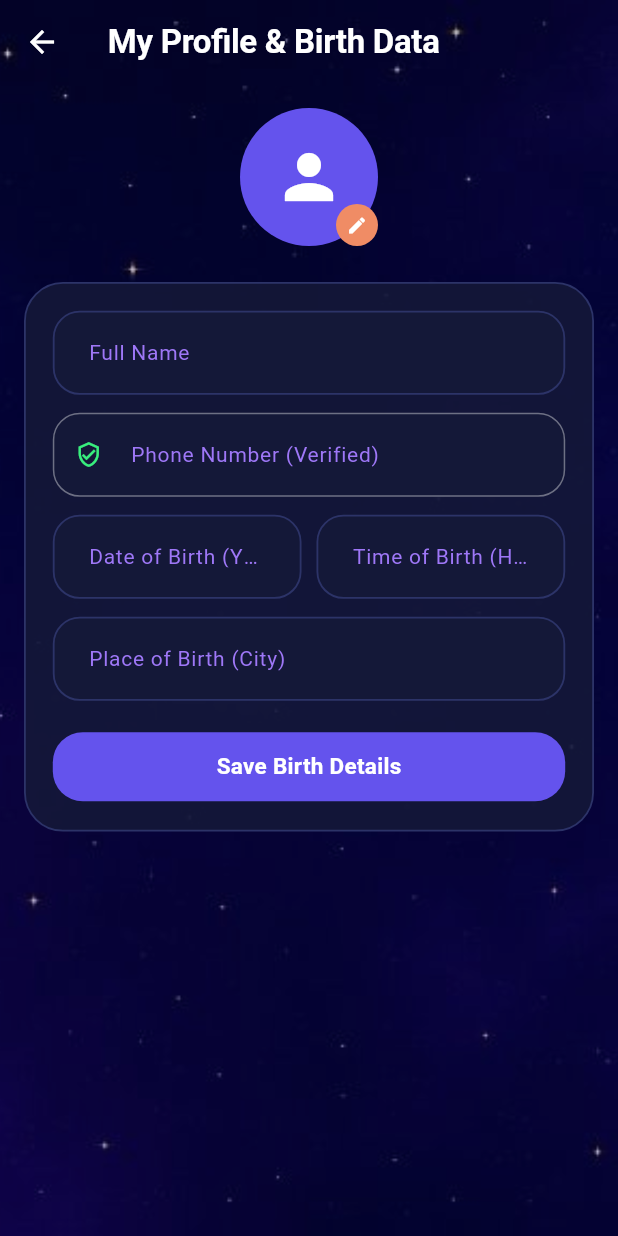
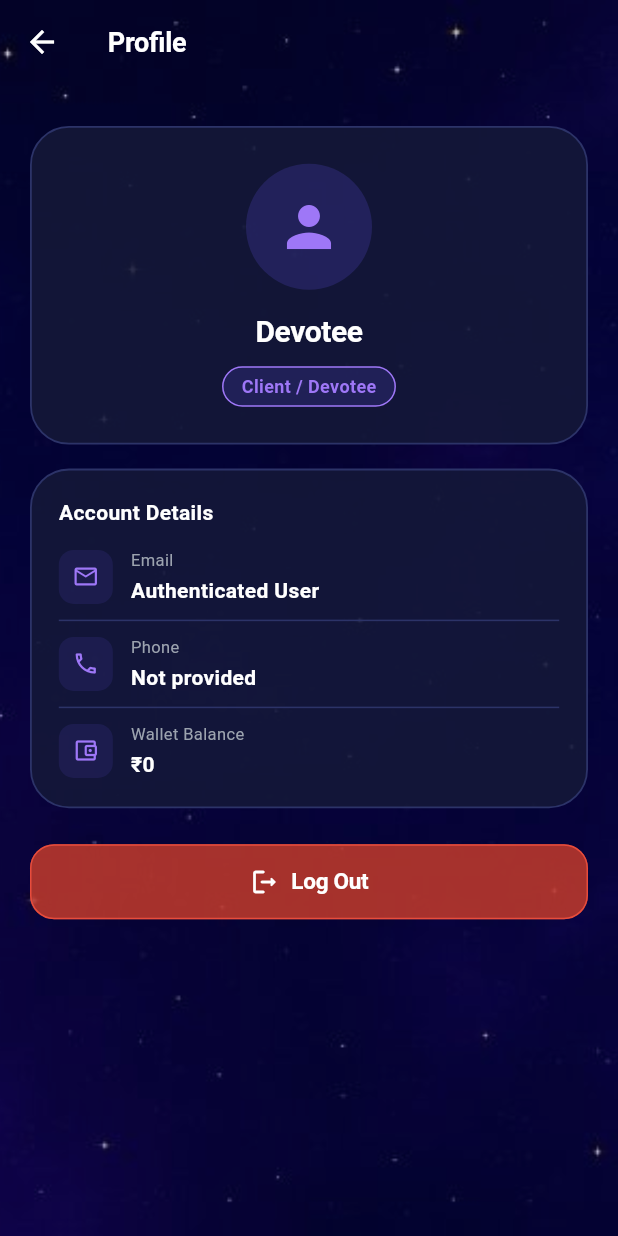
Before and after one commit to Abhay-Pratap-Singh-7/RiniPanditDemo, a Flutter app: the ProfileScreen screen opened directly, on a phone screen of 412 x 824 dp. Run offline on Flutter 3.47's test engine with Material 3 defaults, Android fonts, the phone set to English and light mode, and no system bars; our stand-ins replace dio; accounts and stored records are empty; network calls fail.

Commit message:
feat: remove swap role button and add simplified profile screen with logout

```diff
--- a/frontend/lib/screens/pandit/pandit_dashboard_screen.dart
+++ b/frontend/lib/screens/pandit/pandit_dashboard_screen.dart
@@ -3,7 +3,7 @@ import 'package:provider/provider.dart';
 import '../../core/theme/app_theme.dart';
 import '../../providers/app_state.dart';
 import '../../widgets/cosmic_scaffold.dart';
-import '../role_selection_screen.dart';
+import '../profile_screen.dart';
 import 'pandit_chat_screen.dart';
 import 'pandit_earnings_screen.dart';
 
@@ -36,13 +36,13 @@ class PanditDashboardScreen extends StatelessWidget {
           ],
         ),
         actions: [
-          TextButton.icon(
-            icon: const Icon(Icons.swap_horiz, color: AppTheme.cardLilac, size: 18),
-            label: const Text('Switch Role', style: TextStyle(color: AppTheme.cardLilac, fontSize: 13)),
+          IconButton(
+            icon: const Icon(Icons.account_circle, color: AppTheme.accentCyan, size: 22),
+            tooltip: 'Account Profile',
             onPressed: () {
-              Navigator.pushReplacement(
+              Navigator.push(
                 context,
-                MaterialPageRoute(builder: (_) => const RoleSelectionScreen()),
+                MaterialPageRoute(builder: (_) => const ProfileScreen()),
               );
             },
           ),
--- a/frontend/lib/screens/profile_screen.dart
+++ b/frontend/lib/screens/profile_screen.dart
@@ -3,159 +3,273 @@ import 'package:provider/provider.dart';
 import '../core/theme/app_theme.dart';
 import '../providers/app_state.dart';
 import '../widgets/cosmic_scaffold.dart';
+import 'auth_screen.dart';
 
-class ProfileScreen extends StatefulWidget {
+class ProfileScreen extends StatelessWidget {
   const ProfileScreen({super.key});
-
-  @override
-  State<ProfileScreen> createState() => _ProfileScreenState();
-}
-
-class _ProfileScreenState extends State<ProfileScreen> {
-  late TextEditingController _nameController;
-  late TextEditingController _phoneController;
-  late TextEditingController _dobController;
-  late TextEditingController _tobController;
-  late TextEditingController _cityController;
-
-  @override
-  void initState() {
-    super.initState();
-    final profile = context.read<AppState>().userProfile;
-    _nameController = TextEditingController(text: profile?.fullName ?? 'Rahul Sharma');
-    _phoneController = TextEditingController(text: profile?.phone ?? '+919876543210');
-    _dobController = TextEditingController(text: profile?.dob ?? '1995-08-15');
-    _tobController = TextEditingController(text: profile?.tob ?? '07:30');
-    _cityController = TextEditingController(text: profile?.pobCity ?? 'New Delhi');
-  }
-
-  @override
-  void dispose() {
-    _nameController.dispose();
-    _phoneController.dispose();
-    _dobController.dispose();
-    _tobController.dispose();
-    _cityController.dispose();
-    super.dispose();
-  }
 
   @override
   Widget build(BuildContext context) {
     final appState = context.watch<AppState>();
+    final profile = appState.userProfile;
+    final pandit = appState.currentPandit;
+    final isPandit = appState.isPandit;
+
+    final displayName = isPandit
+        ? (pandit?.displayName.isNotEmpty == true ? pandit!.displayName : 'Acharya')
+        : (profile?.fullName.isNotEmpty == true ? profile!.fullName : 'Devotee');
+
+    final email = appState.currentUser?['email'] as String? ?? 'Authenticated User';
+    final phone = profile?.phone.isNotEmpty == true
+        ? profile!.phone
+        : (appState.currentUser?['phone'] as String? ?? 'Not provided');
 
     return CosmicScaffold(
       appBar: AppBar(
         backgroundColor: Colors.transparent,
-        title: const Text('My Profile & Birth Data'),
-      ),
-      body: SingleChildScrollView(
-        padding: const EdgeInsets.all(16.0),
-        child: Column(
-          children: [
-            // Avatar Header
-            Center(
-              child: Stack(
-                children: [
-                  CircleAvatar(
-                    radius: 46,
-                    backgroundColor: AppTheme.cardPurple,
-                    backgroundImage: appState.userProfile?.avatarUrl.isNotEmpty == true
-                        ? NetworkImage(appState.userProfile!.avatarUrl)
-                        : null,
-                    child: appState.userProfile?.avatarUrl.isEmpty != false
-                        ? const Icon(Icons.person, size: 48, color: Colors.white)
-                        : null,
-                  ),
-                  Positioned(
-                    bottom: 0,
-                    right: 0,
-                    child: CircleAvatar(
-                      radius: 14,
-                      backgroundColor: AppTheme.cardCoral,
-                      child: const Icon(Icons.edit, size: 14, color: Colors.white),
+        elevation: 0,
+        title: const Text(
+          'Profile',
+          style: TextStyle(
+            fontSize: 18,
+            fontWeight: FontWeight.w700,
+            color: AppTheme.textWhite,
           ),
         ),
-                ],
       ),
-            ),
-            const SizedBox(height: 24),
+      body: SafeArea(
+        child: SingleChildScrollView(
+          padding: const EdgeInsets.symmetric(horizontal: 20.0, vertical: 16.0),
+          child: Column(
+            crossAxisAlignment: CrossAxisAlignment.stretch,
+            children: [
+              const SizedBox(height: 12),
 
-            // Form Card
+              // Avatar & Name Card
               Container(
-              padding: const EdgeInsets.all(18.0),
+                padding: const EdgeInsets.symmetric(vertical: 24, horizontal: 20),
                 decoration: BoxDecoration(
                   color: AppTheme.surfaceDark.withAlpha(220),
                   borderRadius: AppTheme.cardRadius,
                   border: Border.all(color: AppTheme.borderSubtle, width: 1.2),
                 ),
                 child: Column(
-                crossAxisAlignment: CrossAxisAlignment.stretch,
                   children: [
-                  TextField(
-                    controller: _nameController,
-                    decoration: const InputDecoration(labelText: 'Full Name'),
+                    CircleAvatar(
+                      radius: 42,
+                      backgroundColor: AppTheme.cardPurple.withAlpha(50),
+                      backgroundImage: profile?.avatarUrl.isNotEmpty == true
+                          ? NetworkImage(profile!.avatarUrl)
+                          : null,
+                      child: profile?.avatarUrl.isEmpty != false
+                          ? const Icon(Icons.person, size: 44, color: AppTheme.cardLilac)
+                          : null,
                     ),
-                  const SizedBox(height: 12),
-
-                  TextField(
-                    controller: _phoneController,
-                    enabled: false,
-                    decoration: const InputDecoration(
-                      labelText: 'Phone Number (Verified)',
-                      prefixIcon: Icon(Icons.verified_user_outlined, color: AppTheme.accentCyan, size: 18),
+                    const SizedBox(height: 14),
+                    Wrap(
+                      alignment: WrapAlignment.center,
+                      children: [
+                        Text(
+                          displayName,
+                          style: const TextStyle(
+                            fontSize: 20,
+                            fontWeight: FontWeight.w700,
+                            color: AppTheme.textWhite,
+                            letterSpacing: -0.3,
+                          ),
+                          textAlign: TextAlign.center,
+                          softWrap: true,
+                        ),
+                      ],
+                    ),
+                    const SizedBox(height: 8),
+                    Container(
+                      padding: const EdgeInsets.symmetric(horizontal: 12, vertical: 4),
+                      decoration: BoxDecoration(
+                        color: isPandit
+                            ? AppTheme.cardCoral.withAlpha(35)
+                            : AppTheme.cardPurple.withAlpha(45),
+                        borderRadius: BorderRadius.circular(20),
+                        border: Border.all(
+                          color: isPandit ? AppTheme.cardCoral : AppTheme.cardLilac,
+                          width: 1,
                         ),
                       ),
-                  const SizedBox(height: 12),
-
-                  Row(
-                    children: [
-                      Expanded(
-                        child: TextField(
-                          controller: _dobController,
-                          decoration: const InputDecoration(labelText: 'Date of Birth (YYYY-MM-DD)'),
+                      child: Text(
+                        isPandit ? 'Acharya / Pandit' : 'Client / Devotee',
+                        style: TextStyle(
+                          fontSize: 12,
+                          fontWeight: FontWeight.w600,
+                          color: isPandit ? AppTheme.cardCoral : AppTheme.cardLilac,
                         ),
-                      ),
-                      const SizedBox(width: 10),
-                      Expanded(
-                        child: TextField(
-                          controller: _tobController,
-                          decoration: const InputDecoration(labelText: 'Time of Birth (HH:MM)'),
                       ),
                     ),
                   ],
                 ),
-                  const SizedBox(height: 12),
+              ),
+              const SizedBox(height: 16),
 
-                  TextField(
-                    controller: _cityController,
-                    decoration: const InputDecoration(labelText: 'Place of Birth (City)'),
+              // Account Details List
+              Container(
+                padding: const EdgeInsets.all(18),
+                decoration: BoxDecoration(
+                  color: AppTheme.surfaceDark.withAlpha(220),
+                  borderRadius: AppTheme.cardRadius,
+                  border: Border.all(color: AppTheme.borderSubtle, width: 1.2),
                 ),
-                  const SizedBox(height: 20),
+                child: Column(
+                  crossAxisAlignment: CrossAxisAlignment.start,
+                  children: [
+                    const Text(
+                      'Account Details',
+                      style: TextStyle(
+                        fontSize: 14,
+                        fontWeight: FontWeight.w700,
+                        color: AppTheme.textWhite,
+                      ),
+                    ),
+                    const SizedBox(height: 14),
+                    _buildInfoTile(
+                      icon: Icons.email_outlined,
+                      label: 'Email',
+                      value: email,
+                    ),
+                    const Divider(color: AppTheme.borderSubtle, height: 20),
+                    _buildInfoTile(
+                      icon: Icons.phone_outlined,
+                      label: 'Phone',
+                      value: phone,
+                    ),
+                    const Divider(color: AppTheme.borderSubtle, height: 20),
+                    _buildInfoTile(
+                      icon: Icons.account_balance_wallet_outlined,
+                      label: 'Wallet Balance',
+                      value: '₹${appState.walletBalance.toStringAsFixed(0)}',
+                    ),
+                    if (isPandit && pandit != null) ...[
+                      const Divider(color: AppTheme.borderSubtle, height: 20),
+                      _buildInfoTile(
+                        icon: Icons.currency_rupee,
+                        label: 'Consultation Rate',
+                        value: '₹${pandit.ratePerMinute.toStringAsFixed(0)} / min',
+                      ),
+                    ],
+                  ],
+                ),
+              ),
+              const SizedBox(height: 24),
 
-                  ElevatedButton(
+              // Logout Button
+              SizedBox(
+                height: 50,
+                child: ElevatedButton.icon(
+                  style: ElevatedButton.styleFrom(
+                    backgroundColor: const Color(0xFFC0392B).withAlpha(220),
+                    foregroundColor: Colors.white,
+                    shape: RoundedRectangleBorder(
+                      borderRadius: BorderRadius.circular(16),
+                      side: const BorderSide(color: Color(0xFFE74C3C), width: 1),
+                    ),
+                    elevation: 0,
+                  ),
+                  icon: const Icon(Icons.logout_rounded, size: 20),
+                  label: const Text(
+                    'Log Out',
+                    style: TextStyle(
+                      fontSize: 15,
+                      fontWeight: FontWeight.w700,
+                      letterSpacing: -0.2,
+                    ),
+                  ),
                   onPressed: () async {
-                      await appState.updateProfile({
-                        'full_name': _nameController.text,
-                        'dob': _dobController.text,
-                        'tob': _tobController.text,
-                        'pob_city': _cityController.text,
-                      });
-                      if (!context.mounted) return;
-                      ScaffoldMessenger.of(context).showSnackBar(
-                        const SnackBar(
-                          content: Text('Profile and birth details updated successfully.'),
-                          backgroundColor: AppTheme.cardPurple,
+                    final confirm = await showDialog<bool>(
+                      context: context,
+                      builder: (ctx) => AlertDialog(
+                        backgroundColor: AppTheme.surfaceDark,
+                        shape: RoundedRectangleBorder(
+                          borderRadius: BorderRadius.circular(18),
+                          side: const BorderSide(color: AppTheme.borderSubtle),
+                        ),
+                        title: const Text(
+                          'Log Out',
+                          style: TextStyle(color: AppTheme.textWhite, fontWeight: FontWeight.w700),
+                        ),
+                        content: const Text(
+                          'Are you sure you want to log out of your account?',
+                          style: TextStyle(color: AppTheme.textMuted),
+                        ),
+                        actions: [
+                          TextButton(
+                            onPressed: () => Navigator.pop(ctx, false),
+                            child: const Text('Cancel', style: TextStyle(color: AppTheme.textMuted)),
+                          ),
+                          TextButton(
+                            onPressed: () => Navigator.pop(ctx, true),
+                            child: const Text('Log Out', style: TextStyle(color: Color(0xFFE74C3C), fontWeight: FontWeight.w700)),
+                          ),
+                        ],
                       ),
                     );
+
+                    if (confirm == true && context.mounted) {
+                      await appState.logout();
+                      if (!context.mounted) return;
+                      Navigator.pushAndRemoveUntil(
+                        context,
+                        MaterialPageRoute(builder: (_) => const AuthScreen()),
+                        (route) => false,
+                      );
+                    }
                   },
-                    child: const Text('Save Birth Details'),
+                ),
+              ),
+              const SizedBox(height: 32),
+            ],
+          ),
+        ),
+      ),
+    );
+  }
+
+  Widget _buildInfoTile({
+    required IconData icon,
+    required String label,
+    required String value,
+  }) {
+    return Row(
+      children: [
+        Container(
+          width: 36,
+          height: 36,
+          decoration: BoxDecoration(
+            color: AppTheme.cardPurple.withAlpha(30),
+            borderRadius: BorderRadius.circular(10),
+          ),
+          child: Icon(icon, size: 18, color: AppTheme.cardLilac),
+        ),
+        const SizedBox(width: 12),
+        Expanded(
+          child: Column(
+            crossAxisAlignment: CrossAxisAlignment.start,
+            children: [
+              Text(
+                label,
+                style: const TextStyle(fontSize: 11, color: AppTheme.textMuted),
+              ),
+              const SizedBox(height: 2),
+              Text(
+                value,
+                style: const TextStyle(
+                  fontSize: 14,
+                  fontWeight: FontWeight.w600,
+                  color: AppTheme.textWhite,
+                ),
+                softWrap: true,
               ),
             ],
           ),
         ),
       ],
-        ),
-      ),
     );
   }
 }
--- a/frontend/lib/widgets/app_header.dart
+++ b/frontend/lib/widgets/app_header.dart
@@ -3,8 +3,8 @@ import 'package:provider/provider.dart';
 import '../core/theme/app_theme.dart';
 import '../providers/app_state.dart';
 import '../screens/wallet_screen.dart';
-import '../screens/role_selection_screen.dart';
 import '../screens/auth_screen.dart';
+import '../screens/profile_screen.dart';
 
 class AppHeader extends StatelessWidget implements PreferredSizeWidget {
   final String title;
@@ -66,7 +66,7 @@ class AppHeader extends StatelessWidget implements PreferredSizeWidget {
         ],
       ),
       actions: [
-        // Supabase Auth Account Button
+        // Supabase Auth / Profile Button
         IconButton(
           icon: Icon(
             appState.isAuthenticated ? Icons.account_circle : Icons.account_circle_outlined,
@@ -75,22 +75,17 @@ class AppHeader extends StatelessWidget implements PreferredSizeWidget {
           ),
           tooltip: appState.isAuthenticated ? 'Account Profile' : 'Sign In with Supabase',
           onPressed: () {
-            Navigator.push(
-              context,
-              MaterialPageRoute(builder: (_) => const AuthScreen()),
-            );
-          },
-        ),
-
-        // Role Switcher Button
-        IconButton(
-          icon: const Icon(Icons.swap_horiz, color: AppTheme.cardLilac, size: 22),
-          tooltip: 'Switch Role (Client / Pandit)',
-          onPressed: () {
-            Navigator.push(
-              context,
-              MaterialPageRoute(builder: (_) => const RoleSelectionScreen()),
-            );
+            if (appState.isAuthenticated) {
+              Navigator.push(
+                context,
+                MaterialPageRoute(builder: (_) => const ProfileScreen()),
+              );
+            } else {
+              Navigator.push(
+                context,
+                MaterialPageRoute(builder: (_) => const AuthScreen()),
+              );
+            }
           },
         ),
 
```
Lines whose indentation alone changed are shown as unchanged.
